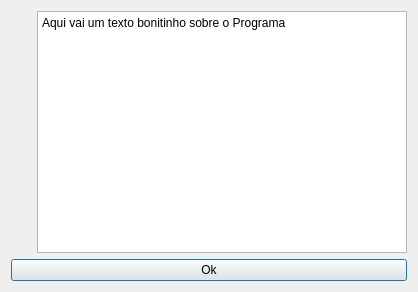
Before: the Qt Designer form ui/about.ui in vitorhnn/ppmm, drawn with Qt 5.
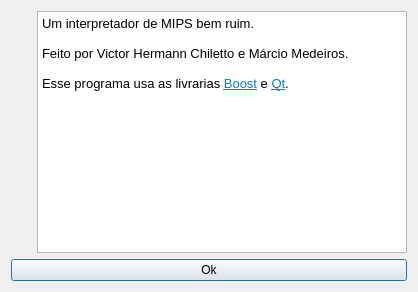
After: the same form once the commit is applied. Icons and pictures are not drawn.

What changed in the file:
```diff
--- a/ui/about.ui
+++ b/ui/about.ui
@@ -52,9 +52,15 @@
         <string>&lt;!DOCTYPE HTML PUBLIC &quot;-//W3C//DTD HTML 4.0//EN&quot; &quot;http://www.w3.org/TR/REC-html40/strict.dtd&quot;&gt;
 &lt;html&gt;&lt;head&gt;&lt;meta name=&quot;qrichtext&quot; content=&quot;1&quot; /&gt;&lt;style type=&quot;text/css&quot;&gt;
 p, li { white-space: pre-wrap; }
-&lt;/style&gt;&lt;/head&gt;&lt;body style=&quot; font-family:'Noto Sans'; font-size:9pt; font-weight:400; font-style:normal;&quot;&gt;
-&lt;p style=&quot; margin-top:0px; margin-bottom:0px; margin-left:0px; margin-right:0px; -qt-block-indent:0; text-indent:0px;&quot;&gt;Aqui vai um texto bonitinho sobre o Programa&lt;/p&gt;
-&lt;p style=&quot;-qt-paragraph-type:empty; margin-top:0px; margin-bottom:0px; margin-left:0px; margin-right:0px; -qt-block-indent:0; text-indent:0px;&quot;&gt;&lt;br /&gt;&lt;/p&gt;&lt;/body&gt;&lt;/html&gt;</string>
+&lt;/style&gt;&lt;/head&gt;&lt;body style=&quot; font-family:'Futura LT'; font-size:10pt; font-weight:400; font-style:normal;&quot;&gt;
+&lt;p style=&quot; margin-top:0px; margin-bottom:0px; margin-left:0px; margin-right:0px; -qt-block-indent:0; text-indent:0px;&quot;&gt;Um interpretador de MIPS bem ruim.&lt;/p&gt;
+&lt;p style=&quot;-qt-paragraph-type:empty; margin-top:0px; margin-bottom:0px; margin-left:0px; margin-right:0px; -qt-block-indent:0; text-indent:0px;&quot;&gt;&lt;br /&gt;&lt;/p&gt;
+&lt;p style=&quot; margin-top:0px; margin-bottom:0px; margin-left:0px; margin-right:0px; -qt-block-indent:0; text-indent:0px;&quot;&gt;Feito por Victor Hermann Chiletto e Márcio Medeiros.&lt;/p&gt;
+&lt;p style=&quot;-qt-paragraph-type:empty; margin-top:0px; margin-bottom:0px; margin-left:0px; margin-right:0px; -qt-block-indent:0; text-indent:0px;&quot;&gt;&lt;br /&gt;&lt;/p&gt;
+&lt;p style=&quot; margin-top:0px; margin-bottom:0px; margin-left:0px; margin-right:0px; -qt-block-indent:0; text-indent:0px;&quot;&gt;Esse programa usa as livrarias &lt;a href=&quot;http://boost.org&quot;&gt;&lt;span style=&quot; text-decoration: underline; color:#007af4;&quot;&gt;Boost&lt;/span&gt;&lt;/a&gt; e &lt;a href=&quot;http://qt.io&quot;&gt;&lt;span style=&quot; text-decoration: underline; color:#007af4;&quot;&gt;Qt&lt;/span&gt;&lt;/a&gt;.&lt;/p&gt;&lt;/body&gt;&lt;/html&gt;</string>
+       </property>
+       <property name="openExternalLinks">
+        <bool>true</bool>
        </property>
       </widget>
      </item>
```
Left out of the diff: 6 changed lines with no effect on the pictures.
